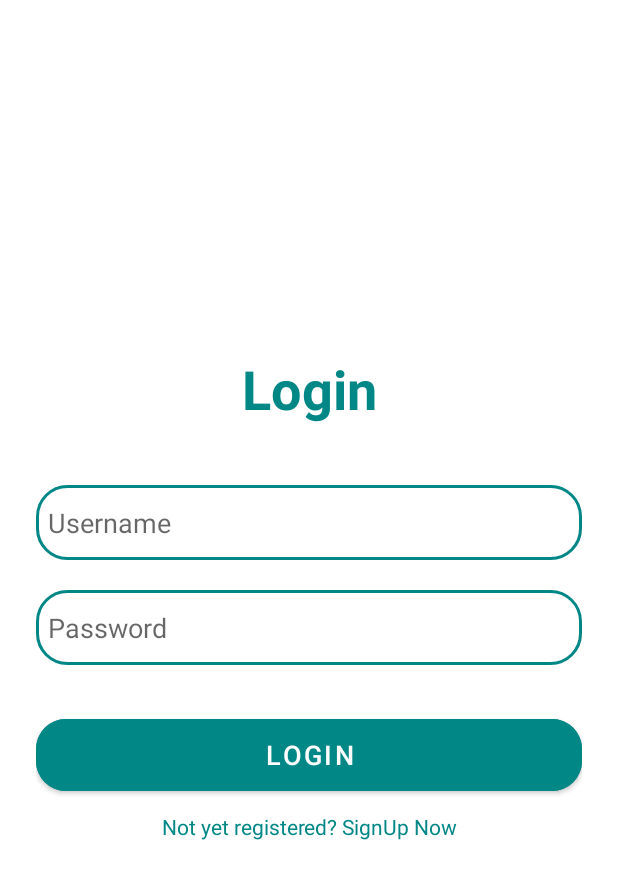
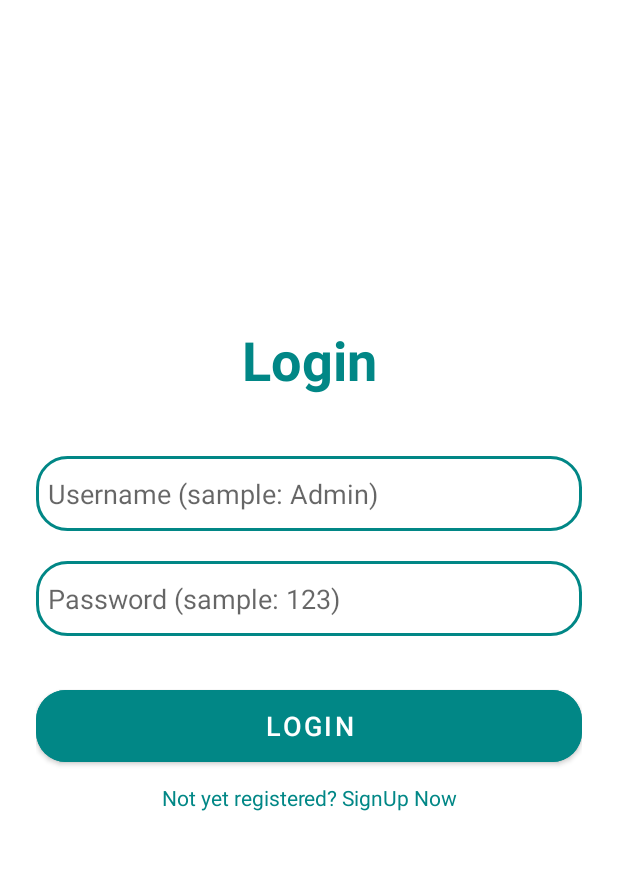
Before and after one commit to pendragonnn/android-programming-module-2-task-a, an Android app: the screen it shows after launch (MainActivity), on a phone screen of 412 x 824 dp. Shown: the top 879 px of the screen. Run offline under Robolectric (Android 15) with nearby library versions, the phone set to English and light mode, and no system bars.

```diff
--- a/app/src/main/java/com/dev/modul2a/MainActivity.java
+++ b/app/src/main/java/com/dev/modul2a/MainActivity.java
@@ -1,15 +1,78 @@
 package com.dev.modul2a;
 
+import androidx.annotation.NonNull;
 import androidx.appcompat.app.AppCompatActivity;
 
 import android.os.Bundle;
+import android.text.TextUtils;
+import android.view.View;
 import android.widget.Button;
 import android.widget.EditText;
+import android.widget.TextView;
 
-public class MainActivity extends AppCompatActivity {
+public class MainActivity extends AppCompatActivity implements View.OnClickListener {
+    private EditText edtUsername;
+    private EditText edtPassword;
+    private TextView resultTextFailed;
+    private TextView resultTextSuccess;
+    private static final String STATE_RESULT = "state_result";
+
     @Override
     protected void onCreate(Bundle savedInstanceState) {
         super.onCreate(savedInstanceState);
         setContentView(R.layout.activity_main);
+        // taking value of inputted component
+        edtUsername = findViewById(R.id.edt_username);
+        edtPassword = findViewById(R.id.edt_password);
+        resultTextSuccess = findViewById(R.id.resultTextSuccess);
+        resultTextFailed = findViewById(R.id.resultTextFailed);
+
+        // taking button component for event listener
+        Button btnLogin = findViewById(R.id.loginButton);
+
+        btnLogin.setOnClickListener(this);
+
+        if(savedInstanceState != null) {
+            String resultTextFailedValue = savedInstanceState.getString(STATE_RESULT);
+            resultTextFailed.setText(resultTextFailedValue);
+        }
+    }
+
+    @Override
+    public void onClick(View v) {
+        if(v.getId() == R.id.loginButton) {
+            String username = edtUsername.getText().toString().trim();
+            String password = edtPassword.getText().toString().trim();
+
+            boolean isEmptyFields = false;
+
+            if(TextUtils.isEmpty(username)) {
+                isEmptyFields = true;
+                edtUsername.setError("Username harus diisi");
+            }
+
+            if(TextUtils.isEmpty(password)) {
+                isEmptyFields = true;
+                edtPassword.setError("Password harus diisi");
+            }
+
+            if(!isEmptyFields) {
+                String emptyDummy = "";
+                if(username.equals("Admin") && password.equals("123")) {
+                    String successMessage = "Login Berhasil";
+                    resultTextSuccess.setText(String.valueOf(successMessage));
+                    resultTextFailed.setText(String.valueOf(emptyDummy));
+                } else {
+                    String failedMessage = "Login Gagal (cek kembali data anda)";
+                    resultTextFailed.setText(String.valueOf(failedMessage));
+                    resultTextSuccess.setText(String.valueOf(emptyDummy));
+                }
+            }
+        }
+    }
+
+    protected void onSaveInstanceState(@NonNull Bundle outState) {
+        super.onSaveInstanceState(outState);
+        outState.putString(STATE_RESULT, resultTextFailed.getText().toString());
     }
 }
--- a/app/src/main/res/layout/activity_main.xml
+++ b/app/src/main/res/layout/activity_main.xml
@@ -20,7 +20,7 @@
         android:textStyle="bold" />
 
     <EditText
-        android:id="@+id/username"
+        android:id="@+id/edt_username"
         android:layout_width="match_parent"
         android:layout_height="50dp"
         android:layout_marginTop="40dp"
@@ -32,7 +32,7 @@
         android:textColorHighlight="@color/cardview_dark_background" />
 
     <EditText
-        android:id="@+id/password"
+        android:id="@+id/edt_password"
         android:layout_width="match_parent"
         android:layout_height="50dp"
         android:layout_marginTop="20dp"
@@ -64,4 +64,22 @@
         android:textAlignment="center"
         android:textColor="@color/teal_700"
         android:textSize="14sp" />
+
+    <TextView
+        android:id="@+id/resultTextSuccess"
+        android:layout_width="match_parent"
+        android:layout_height="wrap_content"
+        android:textAlignment="center"
+        android:textSize="14sp"
+        android:textColor="@color/teal_700"
+        android:text="" />
+
+    <TextView
+        android:id="@+id/resultTextFailed"
+        android:layout_width="match_parent"
+        android:layout_height="wrap_content"
+        android:textAlignment="center"
+        android:textSize="14sp"
+        android:textColor="@color/design_default_color_error"
+        android:text="" />
 </LinearLayout>
--- a/app/src/main/res/values/strings.xml
+++ b/app/src/main/res/values/strings.xml
@@ -1,7 +1,7 @@
 <resources>
     <string name="app_name">modul2a</string>
     <string name="login">Login</string>
-    <string name="username">Username</string>
-    <string name="password">Password</string>
+    <string name="username">Username (sample: Admin)</string>
+    <string name="password">Password (sample: 123)</string>
     <string name="signup">Not yet registered? SignUp Now</string>
 </resources>
```
Also changed, not shown: 1 other file.
